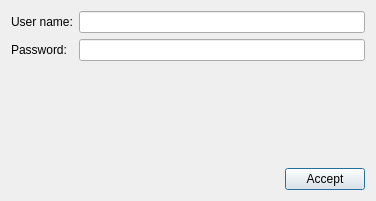
This is ui/credentials.ui in Giswater/giswater_qgis_plugin as Qt 5 draws it before an edit. The edited form follows.
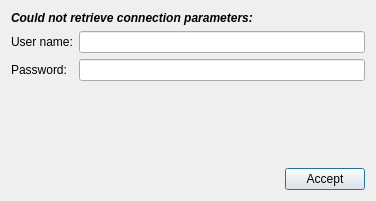
This is the edited form.

Commit message: Enhancement: work flow on ask user credentials

```diff
--- a/ui/credentials.ui
+++ b/ui/credentials.ui
@@ -15,6 +15,33 @@
   </property>
   <layout class="QGridLayout" name="gridLayout">
    <item row="3" column="1">
+    <spacer name="verticalSpacer">
+     <property name="orientation">
+      <enum>Qt::Vertical</enum>
+     </property>
+     <property name="sizeHint" stdset="0">
+      <size>
+       <width>20</width>
+       <height>40</height>
+      </size>
+     </property>
+    </spacer>
+   </item>
+   <item row="1" column="1">
+    <widget class="QLineEdit" name="txt_user">
+     <property name="echoMode">
+      <enum>QLineEdit::Normal</enum>
+     </property>
+    </widget>
+   </item>
+   <item row="1" column="0">
+    <widget class="QLabel" name="label">
+     <property name="text">
+      <string>User name:</string>
+     </property>
+    </widget>
+   </item>
+   <item row="4" column="1">
     <layout class="QHBoxLayout" name="horizontalLayout">
      <item>
       <spacer name="horizontalSpacer">
@@ -38,47 +65,34 @@
      </item>
     </layout>
    </item>
-   <item row="1" column="1">
-    <widget class="QLineEdit" name="txt_pass">
-     <property name="echoMode">
-      <enum>QLineEdit::Password</enum>
-     </property>
-    </widget>
-   </item>
-   <item row="0" column="1">
-    <widget class="QLineEdit" name="txt_user">
-     <property name="echoMode">
-      <enum>QLineEdit::Normal</enum>
-     </property>
-    </widget>
-   </item>
-   <item row="2" column="1">
-    <spacer name="verticalSpacer">
-     <property name="orientation">
-      <enum>Qt::Vertical</enum>
-     </property>
-     <property name="sizeHint" stdset="0">
-      <size>
-       <width>20</width>
-       <height>40</height>
-      </size>
-     </property>
-    </spacer>
-   </item>
-   <item row="0" column="0">
-    <widget class="QLabel" name="label">
-     <property name="text">
-      <string>User name:</string>
-     </property>
-    </widget>
-   </item>
-   <item row="1" column="0">
+   <item row="2" column="0">
     <widget class="QLabel" name="label_2">
      <property name="text">
       <string>Password:</string>
      </property>
     </widget>
    </item>
+   <item row="2" column="1">
+    <widget class="QLineEdit" name="txt_pass">
+     <property name="echoMode">
+      <enum>QLineEdit::Password</enum>
+     </property>
+    </widget>
+   </item>
+   <item row="0" column="0" colspan="2">
+    <widget class="QLabel" name="label_3">
+     <property name="font">
+      <font>
+       <weight>75</weight>
+       <italic>true</italic>
+       <bold>true</bold>
+      </font>
+     </property>
+     <property name="text">
+      <string>Could not retrieve connection parameters:</string>
+     </property>
+    </widget>
+   </item>
   </layout>
  </widget>
  <tabstops>
```
The commit also changes 1 other file.
